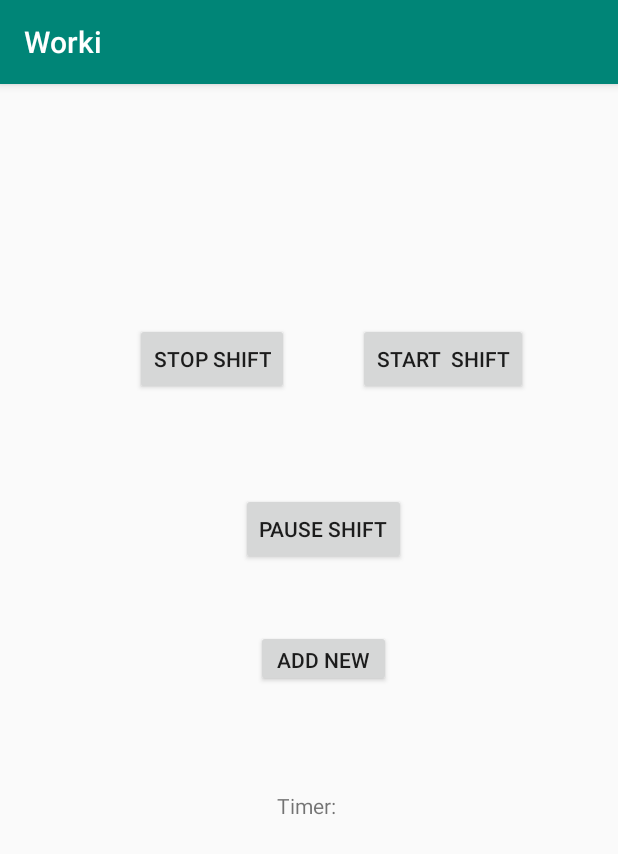
After one commit to Dolev/Worki, an Android app: the TimerActivity screen opened directly, with no data from a screen before it, on a phone screen of 412 x 824 dp. The commit adds this screen. Shown: the top 854 px of the screen. Run offline under Robolectric (Android 15) with nearby library versions, the phone set to English and light mode, and no system bars.

Commit message:
timer activity

```diff
--- a/app/src/main/AndroidManifest.xml
+++ b/app/src/main/AndroidManifest.xml
@@ -9,6 +9,7 @@
         android:roundIcon="@mipmap/ic_launcher_round"
         android:supportsRtl="true"
         android:theme="@style/AppTheme">
+        <activity android:name=".ui.TimerActivity"></activity>
         <activity
             android:name=".SideMenuBar"
             android:label="@string/title_activity_side_menu_bar"
--- /dev/null
+++ b/app/src/main/java/edu/ariel/SE_project/worki/ui/TimerActivity.java
@@ -0,0 +1,80 @@
+package edu.ariel.SE_project.worki.ui;
+
+import androidx.appcompat.app.AppCompatActivity;
+
+import android.os.Bundle;
+import android.view.View;
+import android.widget.Button;
+import android.widget.EditText;
+import android.widget.TextView;
+
+import java.util.Timer;
+import java.util.TimerTask;
+
+import edu.ariel.SE_project.worki.R;
+
+import static edu.ariel.SE_project.worki.R.id.startShift;
+
+public class TimerActivity extends AppCompatActivity
+{
+    private Button startShift;
+    private Button stopShift;
+    private Button pauseShift;
+    private TextView timer;
+    long time = 0;
+    long startTime = 0;
+    Timer timing = new Timer("MyTimer");//create a new TimerActivity
+
+    //timer:
+    final TimerTask timerTask = new TimerTask()
+    {
+
+        @Override
+        public void run()
+        {
+            time = startTime - System.currentTimeMillis();
+            System.out.println("TimerTask executing counter is: " + counter);
+            counter++;//increments the counter
+        }
+    };
+
+
+    @Override
+    protected void onCreate(Bundle savedInstanceState)
+    {
+        super.onCreate(savedInstanceState);
+        setContentView(R.layout.activity_timer);
+
+// Initialize variables
+        startShift = findViewById(R.id.startShift);
+
+        stopShift = findViewById(R.id.stopShift);
+
+        pauseShift= findViewById(R.id.pauseShift);
+
+        timer = findViewById(R.id.timer);
+
+
+        startShift.setOnClickListener(new View.OnClickListener()
+        {
+            @Override
+            public void onClick(View v)
+            {
+                startTime = System.currentTimeMillis();
+                timing.scheduleAtFixedRate(timerTask, 30, 3000);//this line starts the timer at the same time its executed
+//start shift button
+            }
+        });
+        pauseShift.setOnClickListener(new View.OnClickListener()
+        {
+            @Override
+            public void onClick(View v)
+            {
+                startTime = System.currentTimeMillis();
+                run();
+            }
+        });
+
+
+    }
+}
--- /dev/null
+++ b/app/src/main/res/layout/activity_timer.xml
@@ -0,0 +1,70 @@
+<?xml version="1.0" encoding="utf-8"?>
+<androidx.constraintlayout.widget.ConstraintLayout xmlns:android="http://schemas.android.com/apk/res/android"
+    xmlns:app="http://schemas.android.com/apk/res-auto"
+    xmlns:tools="http://schemas.android.com/tools"
+    android:layout_width="match_parent"
+    android:layout_height="match_parent"
+    tools:context=".ui.TimerActivity">
+
+
+    <TextView
+        android:id="@+id/timer"
+        android:layout_width="wrap_content"
+        android:layout_height="wrap_content"
+        android:text="Timer: "
+        app:layout_constraintBottom_toBottomOf="parent"
+        app:layout_constraintEnd_toEndOf="parent"
+        app:layout_constraintStart_toStartOf="parent"
+        app:layout_constraintTop_toTopOf="parent"
+        app:layout_constraintVertical_bias="0.63" />
+
+    <Button
+        android:id="@+id/stopShift"
+        android:layout_width="wrap_content"
+        android:layout_height="wrap_content"
+        android:text="Stop Shift"
+        app:layout_constraintBottom_toBottomOf="parent"
+        app:layout_constraintEnd_toStartOf="@+id/startShift"
+        app:layout_constraintHorizontal_bias="0.661"
+        app:layout_constraintStart_toStartOf="parent"
+        app:layout_constraintTop_toTopOf="parent"
+        app:layout_constraintVertical_bias="0.221" />
+
+    <Button
+        android:id="@+id/startShift"
+        android:layout_width="wrap_content"
+        android:layout_height="wrap_content"
+        android:layout_marginEnd="60dp"
+        android:layout_marginRight="60dp"
+        android:text="Start  Shift"
+        app:layout_constraintBottom_toBottomOf="parent"
+        app:layout_constraintEnd_toEndOf="parent"
+        app:layout_constraintHorizontal_bias="1.0"
+        app:layout_constraintStart_toStartOf="parent"
+        app:layout_constraintTop_toTopOf="parent"
+        app:layout_constraintVertical_bias="0.221" />
+
+    <Button
+        android:id="@+id/pauseShift"
+        android:layout_width="wrap_content"
+        android:layout_height="wrap_content"
+        android:text="Pause Shift"
+        app:layout_constraintBottom_toBottomOf="parent"
+        app:layout_constraintEnd_toEndOf="parent"
+        app:layout_constraintHorizontal_bias="0.531"
+        app:layout_constraintStart_toStartOf="parent"
+        app:layout_constraintTop_toTopOf="parent"
+        app:layout_constraintVertical_bias="0.379" />
+
+    <Button
+        android:id="@+id/addWorker"
+        android:layout_width="90dp"
+        android:layout_height="38dp"
+        android:text="Add New Worker"
+        app:layout_constraintBottom_toBottomOf="parent"
+        app:layout_constraintEnd_toEndOf="parent"
+        app:layout_constraintHorizontal_bias="0.529"
+        app:layout_constraintStart_toStartOf="parent"
+        app:layout_constraintTop_toTopOf="parent"
+        app:layout_constraintVertical_bias="0.499" />
+</androidx.constraintlayout.widget.ConstraintLayout>
--- a/app/src/main/res/values/strings.xml
+++ b/app/src/main/res/values/strings.xml
@@ -104,4 +104,18 @@
     <string name="action_register">Register</string>
     <string name="register_title">Register</string>
     <string name="login_title">Login</string>
+    <string name="title_activity_side_menu_bar">SideMenuBar</string>
+    <string name="navigation_drawer_open">Open navigation drawer</string>
+    <string name="navigation_drawer_close">Close navigation drawer</string>
+    <string name="nav_header_title">Android Studio</string>
+    <string name="nav_header_subtitle">android.studio@android.com</string>
+    <string name="nav_header_desc">Navigation header</string>
+
+    <string name="menu_home">Home</string>
+    <string name="menu_gallery">Gallery</string>
+    <string name="menu_slideshow">Slideshow</string>
+    <string name="menu_tools">Tools</string>
+    <string name="menu_share">Share</string>
+    <string name="menu_send">Send</string>
+    <string name="textview">TextView</string>
 </resources>
```
